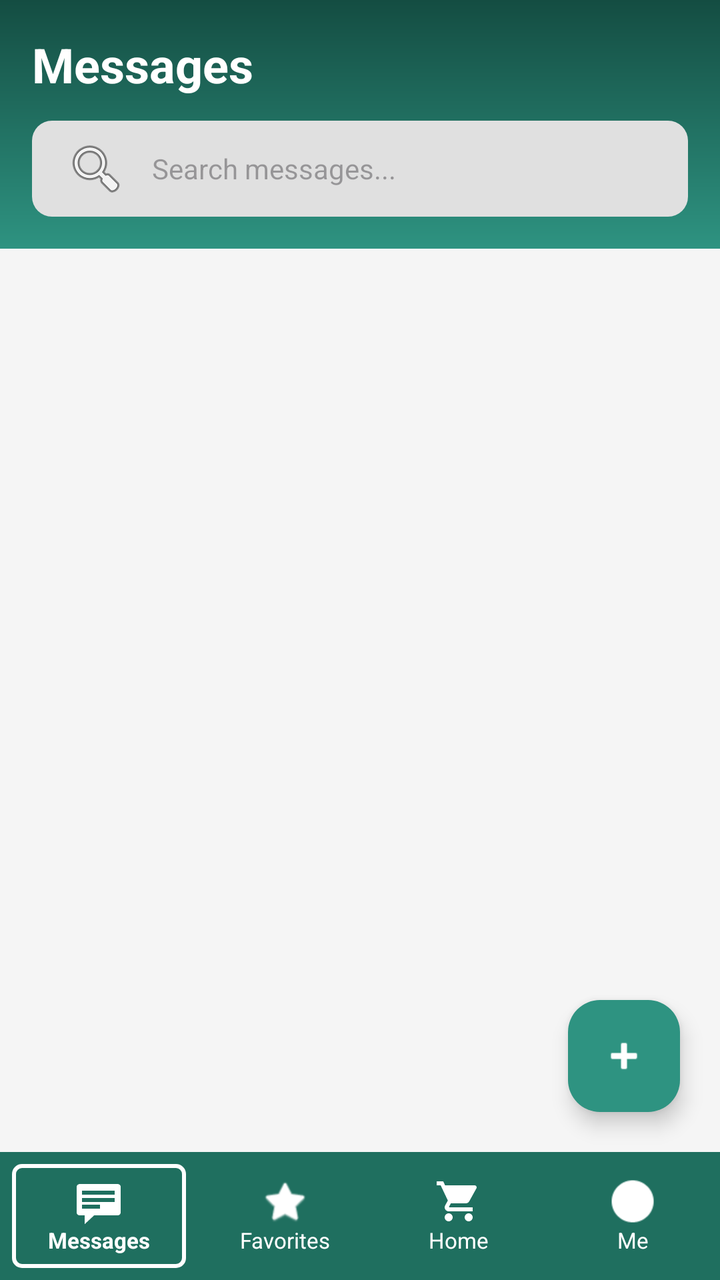
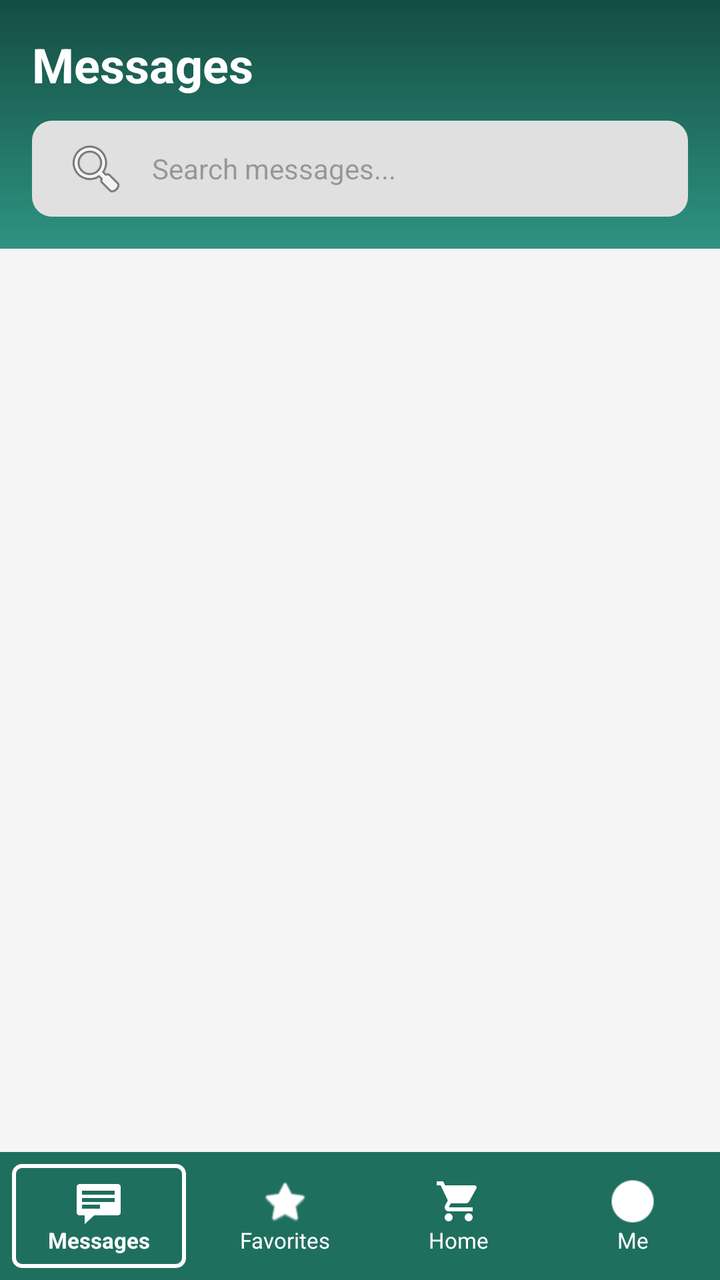

An Android layout rendered at two revisions. The XML below is the earlier revision; the diff shows what the commit changed to produce the second picture.
<!-- AndroidManifest.xml: application theme Theme.AppDevLocalBuyAndSellSystem -->
<!-- res/layout/inboxpage.xml -->
<?xml version="1.0" encoding="utf-8"?>
<androidx.constraintlayout.widget.ConstraintLayout xmlns:android="http://schemas.android.com/apk/res/android"
    xmlns:app="http://schemas.android.com/apk/res-auto"
    xmlns:tools="http://schemas.android.com/tools"
    android:layout_width="match_parent"
    android:layout_height="match_parent"
    android:background="#F5F5F5">

    
    <androidx.constraintlayout.widget.ConstraintLayout
        android:id="@+id/inboxHeader"
        android:layout_width="match_parent"
        android:layout_height="wrap_content"
        android:background="@drawable/green_gradient_bg"
        android:paddingHorizontal="16dp"
        android:paddingBottom="16dp"
        app:layout_constraintTop_toTopOf="parent">

        <TextView
            android:id="@+id/tvInboxTitle"
            android:layout_width="wrap_content"
            android:layout_height="wrap_content"
            android:layout_marginTop="16dp"
            android:text="@string/messages"
            android:textColor="#FFFFFF"
            android:textSize="24sp"
            android:textStyle="bold"
            app:layout_constraintStart_toStartOf="parent"
            app:layout_constraintTop_toTopOf="parent" />

        <EditText
            android:id="@+id/inboxSearchBar"
            android:layout_width="0dp"
            android:layout_height="48dp"
            android:layout_marginTop="12dp"
            android:background="@drawable/search_bar_bg"
            android:drawableStart="@android:drawable/ic_menu_search"
            android:drawablePadding="12dp"
            android:hint="Search messages..."
            android:importantForAutofill="no"
            android:inputType="text"
            android:paddingStart="16dp"
            android:paddingEnd="16dp"
            android:textColor="#000000"
            android:textSize="14sp"
            app:layout_constraintEnd_toEndOf="parent"
            app:layout_constraintStart_toStartOf="parent"
            app:layout_constraintTop_toBottomOf="@id/tvInboxTitle"
            tools:ignore="SpeakableTextPresentCheck" />

    </androidx.constraintlayout.widget.ConstraintLayout>

    
    <androidx.constraintlayout.widget.ConstraintLayout
        android:id="@+id/selectionHeader"
        android:layout_width="match_parent"
        android:layout_height="80dp"
        android:background="#1F6F5F"
        android:elevation="4dp"
        android:paddingHorizontal="16dp"
        android:visibility="gone"
        app:layout_constraintTop_toTopOf="parent">

        <ImageView
            android:id="@+id/ivCancelSelection"
            android:layout_width="24dp"
            android:layout_height="24dp"
            android:src="@android:drawable/ic_menu_close_clear_cancel"
            app:layout_constraintBottom_toBottomOf="parent"
            app:layout_constraintStart_toStartOf="parent"
            app:layout_constraintTop_toTopOf="parent"
            app:tint="#FFFFFF"
            android:contentDescription="@string/selection_cancel" />

        <TextView
            android:id="@+id/tvSelectionCount"
            android:layout_width="wrap_content"
            android:layout_height="wrap_content"
            android:layout_marginStart="16dp"
            android:text="@string/selection_count"
            android:textColor="#FFFFFF"
            android:textSize="18sp"
            android:textStyle="bold"
            app:layout_constraintBottom_toBottomOf="parent"
            app:layout_constraintStart_toEndOf="@id/ivCancelSelection"
            app:layout_constraintTop_toTopOf="parent" />

        <ImageView
            android:id="@+id/ivBlock"
            android:layout_width="24dp"
            android:layout_height="24dp"
            android:layout_marginEnd="20dp"
            android:src="@android:drawable/ic_lock_lock"
            app:layout_constraintBottom_toBottomOf="parent"
            app:layout_constraintEnd_toStartOf="@id/ivDelete"
            app:layout_constraintTop_toTopOf="parent"
            app:tint="#FFFFFF"
            android:contentDescription="@string/block_users" />

        <ImageView
            android:id="@+id/ivDelete"
            android:layout_width="24dp"
            android:layout_height="24dp"
            android:src="@android:drawable/ic_menu_delete"
            app:layout_constraintBottom_toBottomOf="parent"
            app:layout_constraintEnd_toEndOf="parent"
            app:layout_constraintTop_toTopOf="parent"
            app:tint="#FFFFFF"
            android:contentDescription="@string/delete_chats" />

    </androidx.constraintlayout.widget.ConstraintLayout>

    
    <androidx.recyclerview.widget.RecyclerView
        android:id="@+id/rvInbox"
        android:layout_width="match_parent"
        android:layout_height="0dp"
        app:layout_constraintBottom_toTopOf="@id/bottomNavBar"
        app:layout_constraintTop_toBottomOf="@id/inboxHeader"
        tools:listitem="@layout/item_inbox" />

    
    <TextView
        android:id="@+id/tvNoMessages"
        android:layout_width="wrap_content"
        android:layout_height="wrap_content"
        android:text="No messages yet"
        android:textColor="#888888"
        android:textSize="18sp"
        android:textStyle="bold"
        android:visibility="gone"
        app:layout_constraintBottom_toTopOf="@id/bottomNavBar"
        app:layout_constraintEnd_toEndOf="parent"
        app:layout_constraintStart_toStartOf="parent"
        app:layout_constraintTop_toBottomOf="@id/inboxHeader" />

    
    <com.google.android.material.floatingactionbutton.FloatingActionButton
        android:id="@+id/fabInboxAdd"
        android:layout_width="wrap_content"
        android:layout_height="wrap_content"
        android:layout_marginEnd="20dp"
        android:layout_marginBottom="20dp"
        android:backgroundTint="#2E9381"
        android:src="@android:drawable/ic_input_add"
        app:layout_constraintBottom_toTopOf="@id/bottomNavBar"
        app:layout_constraintEnd_toEndOf="parent"
        app:tint="#FFFFFF"
        android:contentDescription="Add Product" />

    
    <LinearLayout
        android:id="@+id/bottomNavBar"
        android:layout_width="match_parent"
        android:layout_height="64dp"
        android:background="#1F6F5F"
        android:baselineAligned="false"
        android:orientation="horizontal"
        app:layout_constraintBottom_toBottomOf="parent">

        
        <LinearLayout
            android:id="@+id/navMessages"
            android:layout_width="0dp"
            android:layout_height="match_parent"
            android:layout_weight="1"
            android:layout_margin="6dp"
            android:background="@drawable/selected_nav_item_bg"
            android:gravity="center"
            android:orientation="vertical">
            <ImageView
                android:layout_width="24dp"
                android:layout_height="24dp"
                android:src="@android:drawable/stat_notify_chat"
                app:tint="#FFFFFF" />
            <TextView
                android:layout_width="wrap_content"
                android:layout_height="wrap_content"
                android:text="Messages"
                android:textColor="#FFFFFF"
                android:textSize="11sp"
                android:textStyle="bold" />
        </LinearLayout>

        <LinearLayout
            android:id="@+id/navFavorites"
            android:layout_width="0dp"
            android:layout_height="match_parent"
            android:layout_weight="1"
            android:gravity="center"
            android:orientation="vertical">
            <ImageView
                android:layout_width="24dp"
                android:layout_height="24dp"
                android:src="@android:drawable/btn_star_big_on"
                app:tint="#FFFFFF" />
            <TextView
                android:layout_width="wrap_content"
                android:layout_height="wrap_content"
                android:text="@string/favorites"
                android:textColor="#FFFFFF"
                android:textSize="11sp" />
        </LinearLayout>

        <LinearLayout
            android:id="@+id/navHome"
            android:layout_width="0dp"
            android:layout_height="match_parent"
            android:layout_weight="1"
            android:gravity="center"
            android:orientation="vertical">
            <ImageView
                android:layout_width="24dp"
                android:layout_height="24dp"
                android:src="@drawable/ic_cart"
                app:tint="#FFFFFF" />
            <TextView
                android:layout_width="wrap_content"
                android:layout_height="wrap_content"
                android:text="Home"
                android:textColor="#FFFFFF"
                android:textSize="11sp" />
        </LinearLayout>

        <LinearLayout
            android:id="@+id/navMe"
            android:layout_width="0dp"
            android:layout_height="match_parent"
            android:layout_weight="1"
            android:gravity="center"
            android:orientation="vertical">
            <ImageView
                android:layout_width="24dp"
                android:layout_height="24dp"
                android:src="@android:drawable/presence_online"
                app:tint="#FFFFFF" />
            <TextView
                android:layout_width="wrap_content"
                android:layout_height="wrap_content"
                android:text="Me"
                android:textColor="#FFFFFF"
                android:textSize="11sp" />
        </LinearLayout>

    </LinearLayout>

</androidx.constraintlayout.widget.ConstraintLayout>
<!-- res/layout/item_inbox.xml (included above) -->
<?xml version="1.0" encoding="utf-8"?>
<androidx.constraintlayout.widget.ConstraintLayout xmlns:android="http://schemas.android.com/apk/res/android"
    xmlns:app="http://schemas.android.com/apk/res-auto"
    xmlns:tools="http://schemas.android.com/tools"
    android:id="@+id/inboxItemContainer"
    android:layout_width="match_parent"
    android:layout_height="wrap_content"
    android:background="?attr/selectableItemBackground"
    android:padding="16dp">

    <ImageView
        android:id="@+id/ivInboxProfile"
        android:layout_width="50dp"
        android:layout_height="50dp"
        android:background="@drawable/circle_outline_bg"
        android:padding="4dp"
        android:src="@drawable/ic_user"
        app:layout_constraintStart_toStartOf="parent"
        app:layout_constraintTop_toTopOf="parent"
        android:contentDescription="User Profile" />

    <TextView
        android:id="@+id/tvInboxName"
        android:layout_width="0dp"
        android:layout_height="wrap_content"
        android:layout_marginStart="12dp"
        android:layout_marginEnd="8dp"
        android:text="User Name"
        android:textColor="#000000"
        android:textSize="16sp"
        android:textStyle="bold"
        app:layout_constraintEnd_toStartOf="@id/tvInboxDate"
        app:layout_constraintStart_toEndOf="@id/ivInboxProfile"
        app:layout_constraintTop_toTopOf="@id/ivInboxProfile" />

    <TextView
        android:id="@+id/tvInboxLastMessage"
        android:layout_width="0dp"
        android:layout_height="wrap_content"
        android:layout_marginTop="4dp"
        android:ellipsize="end"
        android:maxLines="1"
        android:text="Last message preview goes here..."
        android:textColor="#666666"
        android:textSize="14sp"
        app:layout_constraintEnd_toStartOf="@id/tvInboxUnread"
        app:layout_constraintStart_toStartOf="@id/tvInboxName"
        app:layout_constraintTop_toBottomOf="@id/tvInboxName" />

    <TextView
        android:id="@+id/tvInboxDate"
        android:layout_width="wrap_content"
        android:layout_height="wrap_content"
        android:text="7/26"
        android:textColor="#888888"
        android:textSize="12sp"
        app:layout_constraintEnd_toEndOf="parent"
        app:layout_constraintTop_toTopOf="@id/tvInboxName" />

    <TextView
        android:id="@+id/tvInboxUnread"
        android:layout_width="20dp"
        android:layout_height="20dp"
        android:layout_marginTop="4dp"
        android:background="@drawable/unread_badge_bg"
        android:gravity="center"
        android:text="1"
        android:textColor="#FFFFFF"
        android:textSize="10sp"
        android:textStyle="bold"
        android:visibility="gone"
        app:layout_constraintEnd_toEndOf="parent"
        app:layout_constraintTop_toBottomOf="@id/tvInboxDate"
        tools:visibility="visible" />

    <View
        android:layout_width="0dp"
        android:layout_height="1dp"
        android:layout_marginTop="16dp"
        android:background="#EEEEEE"
        app:layout_constraintEnd_toEndOf="parent"
        app:layout_constraintStart_toStartOf="@id/tvInboxName"
        app:layout_constraintTop_toBottomOf="@id/ivInboxProfile" />

</androidx.constraintlayout.widget.ConstraintLayout>
<!-- resources referenced by this layout -->
<resources>
  <!-- drawable circle_outline_bg (drawable) -->
  <?xml version="1.0" encoding="utf-8"?>
  <shape xmlns:android="http://schemas.android.com/apk/res/android"
      android:shape="oval">
      <stroke
          android:width="1dp"
          android:color="#888888" />
      <solid android:color="@android:color/transparent"/>
  </shape>
  <!-- drawable green_gradient_bg (drawable) -->
  <?xml version="1.0" encoding="utf-8"?>
  <shape xmlns:android="http://schemas.android.com/apk/res/android"
      android:shape="rectangle">
      <gradient
          android:startColor="#144D42"
          android:endColor="#2E9381"
          android:angle="270" />
  </shape>
  <!-- drawable ic_cart (drawable) -->
  <vector xmlns:android="http://schemas.android.com/apk/res/android"
      android:width="24dp"
      android:height="24dp"
      android:viewportWidth="24"
      android:viewportHeight="24">
      <path
          android:fillColor="#FF000000"
          android:pathData="M7,18c-1.1,0 -1.99,0.9 -1.99,2S5.9,22 7,22s2,-0.9 2,-2 -0.9,-2 -2,-2zM1,2v2h2l3.6,7.59 -1.35,2.45c-0.16,0.28 -0.25,0.61 -0.25,0.96 0,1.1 0.9,2 2,2h12v-2L7.42,15c-0.14,0 -0.25,-0.11 -0.25,-0.25l0.03,-0.12L8.1,13h7.45c0.75,0 1.41,-0.41 1.75,-1.03l3.58,-6.49c0.08,-0.14 0.12,-0.31 0.12,-0.48 0,-0.55 -0.45,-1 -1,-1L5.21,4l-0.94,-2L1,2zM17,18c-1.1,0 -1.99,0.9 -1.99,2s0.89,2 1.99,2 2,-0.9 2,-2 -0.9,-2 -2,-2z"/>
  </vector>
  <!-- drawable ic_user (drawable) -->
  <vector xmlns:android="http://schemas.android.com/apk/res/android"
      android:width="24dp"
      android:height="24dp"
      android:viewportWidth="24"
      android:viewportHeight="24">
      <path
          android:fillColor="#1F6F5F"
          android:pathData="M12,12c2.21,0 4,-1.79 4,-4s-1.79,-4 -4,-4 -4,1.79 -4,4 1.79,4 4,4zM12,14c-2.67,0 -8,1.34 -8,4v2h16v-2c0,-2.66 -5.33,-4 -8,-4z" />
  </vector>
  <!-- drawable search_bar_bg (drawable) -->
  <?xml version="1.0" encoding="utf-8"?>
  <shape xmlns:android="http://schemas.android.com/apk/res/android"
      android:shape="rectangle">
      <solid android:color="#E0E0E0" />
      <corners android:radius="10dp" />
  </shape>
  <!-- drawable selected_nav_item_bg (drawable) -->
  <?xml version="1.0" encoding="utf-8"?>
  <shape xmlns:android="http://schemas.android.com/apk/res/android"
      android:shape="rectangle">
      <stroke
          android:width="2dp"
          android:color="#FFFFFF" />
      <corners android:radius="4dp" />
  </shape>
  <!-- drawable unread_badge_bg (drawable) -->
  <?xml version="1.0" encoding="utf-8"?>
  <shape xmlns:android="http://schemas.android.com/apk/res/android"
      android:shape="oval">
      <solid android:color="#FF0000"/>
  </shape>
  <string name="block_users">Block users</string>
  <string name="delete_chats">Delete chats</string>
  <string name="favorites">Favorites</string>
  <string name="messages">Messages</string>
  <string name="selection_cancel">Cancel selection</string>
  <string name="selection_count">%1$d selected</string>
  <style name="Theme.AppDevLocalBuyAndSellSystem" parent="Base.Theme.AppDevLocalBuyAndSellSystem" />
  <style name="Base.Theme.AppDevLocalBuyAndSellSystem" parent="Theme.Material3.DayNight.NoActionBar">
          
          
      </style>
</resources>

<!-- the commit's change to res/layout/inboxpage.xml (unified diff, before → after) -->
@@ -133,20 +133,6 @@
         app:layout_constraintEnd_toEndOf="parent"
         app:layout_constraintStart_toStartOf="parent"
         app:layout_constraintTop_toBottomOf="@id/inboxHeader" />
-
-    
-    <com.google.android.material.floatingactionbutton.FloatingActionButton
-        android:id="@+id/fabInboxAdd"
-        android:layout_width="wrap_content"
-        android:layout_height="wrap_content"
-        android:layout_marginEnd="20dp"
-        android:layout_marginBottom="20dp"
-        android:backgroundTint="#2E9381"
-        android:src="@android:drawable/ic_input_add"
-        app:layout_constraintBottom_toTopOf="@id/bottomNavBar"
-        app:layout_constraintEnd_toEndOf="parent"
-        app:tint="#FFFFFF"
-        android:contentDescription="Add Product" />
 
     
     <LinearLayout
